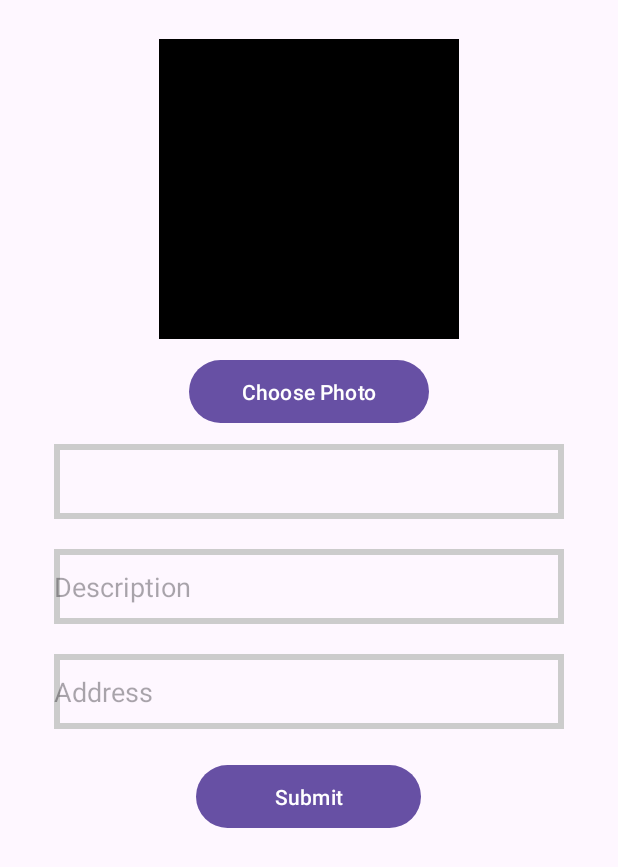
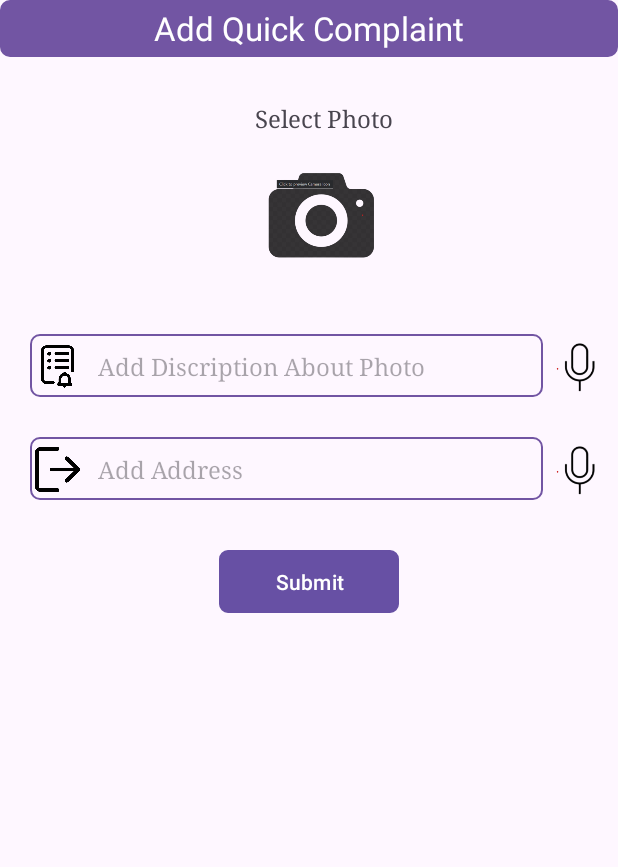
Before and after one commit to Ltrsoft2019/UserPoliceApp, an Android app: the fragment AddQuickComplaint shown on its own in the app's theme, on a phone screen of 412 x 824 dp. Shown: the top 867 px of the screen. Run offline under Robolectric (Android 15) with nearby library versions, the light colour scheme and no system bars; our stand-ins replace Volley; network calls fail.

Commit message:
committed by omkar

```diff
--- a/app/src/main/java/com/ltrsoft/userpoliceapp/fragment/AddQuickComplaint.java
+++ b/app/src/main/java/com/ltrsoft/userpoliceapp/fragment/AddQuickComplaint.java
@@ -18,7 +18,9 @@ import android.view.ViewGroup;
 import android.widget.Button;
 import android.widget.EditText;
 import android.widget.ImageView;
+import android.widget.LinearLayout;
 import android.widget.Spinner;
+import android.widget.TextView;
 import android.widget.Toast;
 
 import androidx.annotation.NonNull;
@@ -29,127 +31,67 @@ import com.ltrsoft.userpoliceapp.R;
 import com.ltrsoft.userpoliceapp.dao.DAO;
 import com.ltrsoft.userpoliceapp.interfaces.NewCallBack;
 import com.ltrsoft.userpoliceapp.model.QuickComplaint;
+import com.ltrsoft.userpoliceapp.ui.Adapters;
+import com.ltrsoft.userpoliceapp.ui.FormElement;
+import com.ltrsoft.userpoliceapp.ui.FormGenerator;
 import com.ltrsoft.userpoliceapp.utils.TakingImage;
 import com.ltrsoft.userpoliceapp.utils.URLS;
 
 import java.io.ByteArrayOutputStream;
+import java.util.ArrayList;
+import java.util.List;
 
 public class AddQuickComplaint extends Fragment {
     public AddQuickComplaint() {
     }
     private View view;
-    private ImageView imageView;
-    String img="";
-    private Button photoPathButton;
-    private Spinner stationIdButton;
-    private EditText descriptionEditText;
-    private EditText addressEditText;
-    private Button submitButton;
-    private static final int CAMERA_REQ_CODE = 104;
-    private static final int GALLERY_REQ_CODE = 105;
-    private Bitmap bitmap;
-    private String encodeImage;
+    private LinearLayout layout;
+    private FormGenerator formGenerator;
+    private Button submit;
+    private TextView heading;
+    private List<FormElement> elements;
+    private Adapters adapters;
+    public String PHOTO="Select Photo";
+    public String DESCRIPTION="Add Discription About Photo";
+    public String ADDRESS ="Add Address ";
 
 
     @Nullable
     @Override
     public View onCreateView(@NonNull LayoutInflater inflater, @Nullable ViewGroup container, @Nullable Bundle savedInstanceState) {
-        view = inflater.inflate(R.layout.addquickcomplaint, container, false);
-      setid();
-      setCLickListeners();
-        TakingImage takingImage=new TakingImage();
-        photoPathButton.setOnClickListener(new View.OnClickListener() {
+         view = inflater.inflate(R.layout.common_form, container, false);
+        layout = view.findViewById(R.id.layout123);
+        heading=view.findViewById(R.id.heading);
+        heading.setText("Add Quick Complaint");
+        elements=new ArrayList<>();
+        initialform(layout);
+        formGenerator=new FormGenerator(layout,elements,this);
+        submit= view.findViewById(R.id.button);
+        adapters=new Adapters(getContext(), layout, formGenerator, new Adapters.CallBack() {
             @Override
-            public void onClick(View view) {
-             }
+            public void onError(String error) {
+                Toast.makeText(getContext(), "error "+error, Toast.LENGTH_SHORT).show();
+            }
         });
-        String description = descriptionEditText.getText().toString();
-        String address = addressEditText.getText().toString();
-//        String stationId = stationIdButton.getSelectedItem().toString();
-        return view;
+        submit.setOnClickListener(new View.OnClickListener() {
+            @Override
+            public void onClick(View v) {
+
+            }
+        });
+
+        adapters.setStation();
+     return view;
     }
 
-    private void setCLickListeners() {
-        if (isValid()){
-            //  private ImageView imageView;
-            //    private Button photoPathButton;
-            //    private Spinner stationIdButton;
-            //    private EditText descriptionEditText;
-            //    private EditText addressEditText;
-            insertdata(stationIdButton.getSelectedItem().toString(),
-                    descriptionEditText.getText().toString(),
-                    addressEditText.getText().toString()
-            ,img);
-        }
-        else {
-            Toast.makeText(getContext(), "form data is not valid", Toast.LENGTH_SHORT).show();
-        }
-    }
-
-    private void insertdata(String station, String description, String addresse, String img) {
-
-        DAO dao = new DAO(getContext());
-        QuickComplaint quickComplaint = new QuickComplaint("",station,"1",img,description,addresse);
-        dao.insertOrUpdate(quickComplaint, new NewCallBack() {
-            @Override
-            public void onError(String error) {
-                Toast.makeText(getContext(), "error "+error
-                        , Toast.LENGTH_SHORT).show();
-            }
-
-            @Override
-            public void onSuccess(Object object) {
-                Toast.makeText(getContext(), "success "+object, Toast.LENGTH_SHORT).show();
-            }
-
-            @Override
-            public void onEmpty() {
-                Toast.makeText(getContext(), "empty response ", Toast.LENGTH_SHORT).show();
-            }
-        }, URLS.READSTATION);
-
-    }
-
-    private boolean isValid() {
-        boolean valid = true;
-        return valid;
-    }
-
-    private void setid() {
-        imageView = view.findViewById(R.id.imageView);
-        photoPathButton = view.findViewById(R.id.editTextPhotoPath);
-        stationIdButton = view.findViewById(R.id.editTextStationId);
-        descriptionEditText = view.findViewById(R.id.editTextDescription);
-        addressEditText = view.findViewById(R.id.editTextAddress);
-        submitButton = view.findViewById(R.id.buttonSubmit);
-    }
+    private void initialform(LinearLayout layout) {
+     elements.add(new FormElement(PHOTO,FormElement.TYPE_IMAGE_VIEW,"",R.drawable.cam2));
+     elements.add(new FormElement(DESCRIPTION,FormElement.TYPE_EDIT_TEXT,FormElement.SUBTYPE_TEXT,R.drawable.reminders));
+        elements.add(new FormElement(ADDRESS,FormElement.TYPE_EDIT_TEXT,FormElement.SUBTYPE_TEXT,R.drawable.logout));
 
 
-    @Override
-    public void onActivityResult(int requestCode, int resultCode, @Nullable Intent data) {
-        super.onActivityResult(requestCode, resultCode, data);
-//        ImageSelectionUtil.handleActivityResult(requestCode,resultCode,data,imageView,getContext());
 
-    }
+        formGenerator = new FormGenerator(layout,elements,this);
 
-    @Override
-    public void onRequestPermissionsResult(int requestCode, @NonNull String[] permissions, @NonNull int[] grantResults) {
-        super.onRequestPermissionsResult(requestCode, permissions, grantResults);
-//        if (requestCode == ImageSelectionUtil.PERMISSION_REQUEST_CODE) {
-//            // Check if all permissions are granted
-//            boolean allPermissionsGranted = true;
-//            for (int grantResult : grantResults) {
-//                if (grantResult != PackageManager.PERMISSION_GRANTED) {
-//                    allPermissionsGranted = false;
-//                    break;
-//                }
-//            }
-//            if (allPermissionsGranted) {
-//                // Permissions granted, proceed with image selection
-//                ImageSelectionUtil.selectImage(getActivity(), imageView);
-//            } else {
-//                Toast.makeText(getActivity(), "Permissions required for image selection", Toast.LENGTH_SHORT).show();
-//            }
-//        }
-    }
+        formGenerator.generateForm();    }
 }
--- a/app/src/main/java/com/ltrsoft/userpoliceapp/fragment/AddselfComplaint.java
+++ b/app/src/main/java/com/ltrsoft/userpoliceapp/fragment/AddselfComplaint.java
@@ -68,7 +68,7 @@ public class AddselfComplaint extends Fragment implements LocationHelper.Locatio
                 Complaint complaint = new Complaint("",editTextComplaintSubject.getText().toString(),
                         editTextComplaintDescription.getText().toString(),
                         editTextAgainst.getText().toString(),
-                        date,"",lattitude,longitude,"1","1","1");
+                        date,"",lattitude,longitude,"1","1","1","1");
                 complaintRegister(complaint);
             }
             else {
--- a/app/src/main/java/com/ltrsoft/userpoliceapp/model/Complaint.java
+++ b/app/src/main/java/com/ltrsoft/userpoliceapp/model/Complaint.java
@@ -3,9 +3,9 @@ package com.ltrsoft.userpoliceapp.model;
 public class Complaint {
 
     private String complaint_id,complaint_subject, complaint_description,against,inscidant_date,
-    status_id, latitude,longitude, user_id,complaint_fir_id,subtype_id;
+    status_id, latitude,longitude, user_id,complaint_fir_id,subtype_id,complaint_type;
 
-    public Complaint(String complaint_id, String complaint_subject, String complaint_description, String against, String inscidant_date, String status_id, String latitude, String longitude, String user_id, String complaint_fir_id, String subtype_id) {
+    public Complaint(String complaint_id, String complaint_subject, String complaint_description, String against, String inscidant_date, String status_id, String latitude, String longitude, String user_id, String complaint_fir_id, String subtype_id,String complaint_type) {
         this.complaint_id = complaint_id;
         this.complaint_subject = complaint_subject;
         this.complaint_description = complaint_description;
@@ -17,6 +17,7 @@ public class Complaint {
         this.user_id = user_id;
         this.complaint_fir_id = complaint_fir_id;
         this.subtype_id = subtype_id;
+        this.complaint_type=complaint_type;
     }
 
     public String getComplaint_id() {
--- a/app/src/main/java/com/ltrsoft/userpoliceapp/ui/FormElement.java
+++ b/app/src/main/java/com/ltrsoft/userpoliceapp/ui/FormElement.java
@@ -20,9 +20,11 @@ public class FormElement {
     public static final String SYBTYPE_SPINNER_STATION = "stations";
 
 
-    public static final String COUNTRY = "selct country";
-    public static final String STATE = "selct state";
-    public static final String DISTRICT = "selct district";
+    public static final String COUNTRY = "Select Country";
+    public static final String STATION = "Select Station";
+
+    public static final String STATE = "Select State";
+    public static final String DISTRICT = "Select District";
     public static final String CITY = "selct city";
     private String label;
     private String type;
--- a/app/src/main/java/com/ltrsoft/userpoliceapp/ui/GetLists.java
+++ b/app/src/main/java/com/ltrsoft/userpoliceapp/ui/GetLists.java
@@ -9,6 +9,7 @@ import com.ltrsoft.userpoliceapp.model.City;
 import com.ltrsoft.userpoliceapp.model.Country;
 import com.ltrsoft.userpoliceapp.model.District;
 import com.ltrsoft.userpoliceapp.model.State;
+import com.ltrsoft.userpoliceapp.model.Station;
 import com.ltrsoft.userpoliceapp.utils.URLS;
 
 import java.util.ArrayList;
@@ -20,6 +21,31 @@ public class GetLists {
     public GetLists(Context context, Adapters.CallBack callBack) {
         this.context = context;
         this.callBack = callBack;
+
+    }
+    public void getStation(Adapters.ListCallBack listCallBack){
+        dao =new DAO(context);
+        dao.select(Station.class, "", "", new NewCallBack() {
+            @Override
+            public void onError(String error) {
+
+            }
+
+            @Override
+            public void onSuccess(Object object) {
+                ArrayList<String>stations=new ArrayList<>();
+                ArrayList<Station>stations1= (ArrayList<Station>) object;
+                for (Station s :stations1) {
+                    stations.add(s.getPolice_station_name());
+                }
+                listCallBack.onSuccess(stations);
+            }
+
+            @Override
+            public void onEmpty() {
+
+            }
+        },URLS.READSTATION);
 
     }
     public  void getCountry(Adapters.ListCallBack listCallBack){
```
Also changed, not shown: app/src/main/java/com/ltrsoft/userpoliceapp/model/Station.java (added, +26 -0 lines), app/src/main/java/com/ltrsoft/userpoliceapp/ui/Adapters.java (+31 -5 lines), app/src/main/java/com/ltrsoft/userpoliceapp/fragment/AddFragment.java (line endings or trailing spaces).
